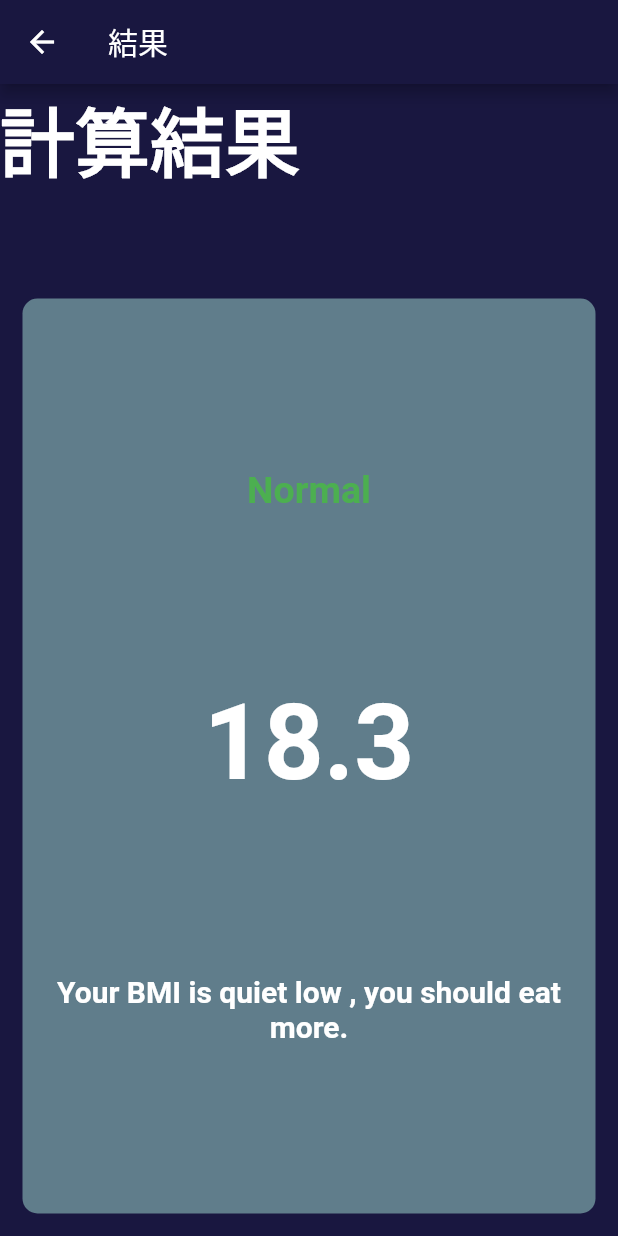
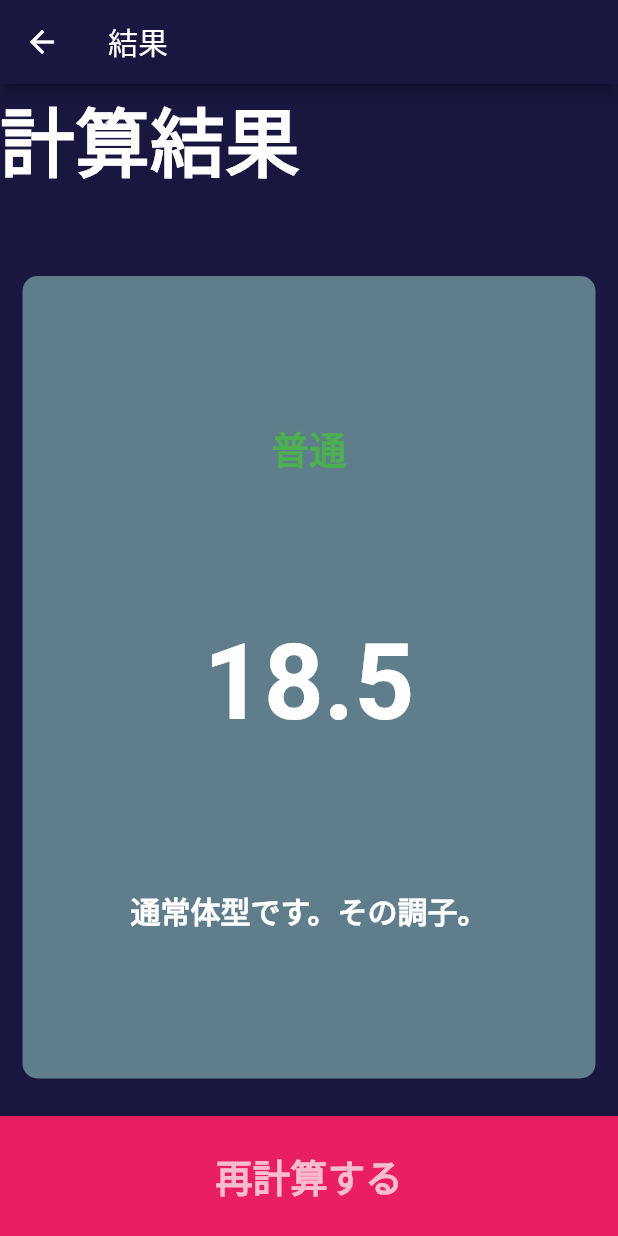
Before and after one commit to KTmifune/IBM-calculator-flutter, a Flutter app: the screen it shows after launch, after a tap on "計算する", on a phone screen of 412 x 824 dp. Run offline on Flutter 3.47's test engine with Material 2 defaults, Android fonts, the phone set to English and light mode, and no system bars; our stand-ins replace font_awesome_flutter.

```diff
--- /dev/null
+++ b/ibm_calculator/lib/calculator_brain.dart
@@ -0,0 +1,39 @@
+import 'dart:math';
+
+class CalculatorBrain {
+  final int height;
+  final int weight;
+
+  double _bmi;
+
+  CalculatorBrain({this.height, this.weight});
+
+  String calculateBMI() {
+    _bmi = weight / pow(height / 100, 2);
+    return _bmi.toStringAsFixed(1);
+  }
+
+  String getResult() {
+    String _resultText;
+    if (_bmi > 25) {
+      _resultText = '太っている';
+    } else if (_bmi > 18.5) {
+      _resultText = '普通';
+    } else {
+      _resultText = '痩せている';
+    }
+    return _resultText;
+  }
+
+  String getInterpretation() {
+    String _interpretation;
+    if (_bmi > 25) {
+      _interpretation = '肥満気味です。ダイエットしましょう。';
+    } else if (_bmi > 18.5) {
+      _interpretation = '通常体型です。その調子。';
+    } else {
+      _interpretation = '痩せています。もっと食べましょう。';
+    }
+    return _interpretation;
+  }
+}
--- a/ibm_calculator/lib/BottomButton.dart
+++ b/ibm_calculator/lib/components/bottom_button.dart
@@ -1,5 +1,5 @@
 import 'package:flutter/material.dart';
-import 'constants.dart';
+import '../constants.dart';
 
 class BottomButton extends StatelessWidget {
   final Function onTap;
--- a/ibm_calculator/lib/icon_content.dart
+++ b/ibm_calculator/lib/components/icon_content.dart
@@ -1,5 +1,5 @@
 import 'package:flutter/material.dart';
-import 'constants.dart';
+import '../constants.dart';
 
 // 性別のアイコン設定
 class IconContent extends StatelessWidget {
--- a/ibm_calculator/lib/main.dart
+++ b/ibm_calculator/lib/main.dart
@@ -1,5 +1,5 @@
 import 'package:flutter/material.dart';
-import 'input_page.dart';
+import 'screens/input_page.dart';
 
 void main() => runApp(IBMCalculator());
 
--- a/ibm_calculator/lib/result_page.dart
+++ /dev/null
@@ -1,54 +0,0 @@
-import 'package:flutter/material.dart';
-import 'package:ibm_calculator/constants.dart';
-import 'reusable_card.dart';
-
-class ResultPage extends StatelessWidget {
-  @override
-  Widget build(BuildContext context) {
-    return Scaffold(
-      appBar: AppBar(
-        title: Text('結果'),
-      ),
-      body: Column(
-        mainAxisAlignment: MainAxisAlignment.spaceEvenly,
-        crossAxisAlignment: CrossAxisAlignment.stretch,
-        children: <Widget>[
-          Expanded(
-            flex: 1,
-            child: Container(
-              child: Text(
-                '計算結果',
-                style: kTitleTextStyle,
-              ),
-            ),
-          ),
-          Expanded(
-            flex: 5,
-            child: ReusableCard(
-              color: activeCardColor,
-              cardChild: Column(
-                mainAxisAlignment: MainAxisAlignment.spaceEvenly,
-                crossAxisAlignment: CrossAxisAlignment.center,
-                children: <Widget>[
-                  Text(
-                    'Normal',
-                    style: kResultTextStyle,
-                  ),
-                  Text(
-                    '18.3',
-                    style: kBMITextStyle,
-                  ),
-                  Text(
-                    'Your BMI is quiet low , you should eat more.',
-                    style: kBodyTextStyle,
-                    textAlign: TextAlign.center,
-                  ),
-                ],
-              ),
-            ),
-          )
-        ],
-      ),
-    );
-  }
-}
--- a/ibm_calculator/lib/input_page.dart
+++ b/ibm_calculator/lib/screens/input_page.dart
@@ -1,12 +1,13 @@
 import 'package:flutter/foundation.dart';
 import 'package:flutter/material.dart';
 import 'package:font_awesome_flutter/font_awesome_flutter.dart';
-import 'package:ibm_calculator/result_page.dart';
-import 'icon_content.dart';
-import 'reusable_card.dart';
-import 'constants.dart';
-import 'package:ibm_calculator/BottomButton.dart';
-import 'round_icon_button.dart';
+import 'package:ibm_calculator/screens/result_page.dart';
+import '../components/icon_content.dart';
+import '../components/reusable_card.dart';
+import '../constants.dart';
+import 'package:ibm_calculator/components/bottom_button.dart';
+import '../components/round_icon_button.dart';
+import 'package:ibm_calculator/calculator_brain.dart';
 
 enum Gender { male, female }
 
@@ -204,10 +205,17 @@ class _InputPageState extends State<InputPage> {
             ),
             BottomButton(
               onTap: () {
+                CalculatorBrain calc =
+                    CalculatorBrain(height: height, weight: weight);
+
                 Navigator.push(
                   context,
                   MaterialPageRoute(
-                    builder: (context) => ResultPage(),
+                    builder: (context) => ResultPage(
+                      bmiText: calc.calculateBMI(),
+                      resultText: calc.getResult(),
+                      interpretation: calc.getInterpretation(),
+                    ),
                   ),
                 );
               },
--- /dev/null
+++ b/ibm_calculator/lib/screens/result_page.dart
@@ -0,0 +1,72 @@
+import 'package:flutter/material.dart';
+import 'package:ibm_calculator/constants.dart';
+import '../components/reusable_card.dart';
+import 'package:ibm_calculator/components/bottom_button.dart';
+
+class ResultPage extends StatelessWidget {
+  final String bmiText;
+  final String resultText;
+  final String interpretation;
+
+  ResultPage({
+    @required this.bmiText,
+    @required this.resultText,
+    @required this.interpretation,
+  });
+  @override
+  Widget build(BuildContext context) {
+    return SafeArea(
+      child: Scaffold(
+        appBar: AppBar(
+          title: Text('結果'),
+        ),
+        body: Column(
+          mainAxisAlignment: MainAxisAlignment.spaceEvenly,
+          crossAxisAlignment: CrossAxisAlignment.stretch,
+          children: <Widget>[
+            Expanded(
+              flex: 1,
+              child: Container(
+                child: Text(
+                  '計算結果',
+                  style: kTitleTextStyle,
+                ),
+              ),
+            ),
+            Expanded(
+              flex: 5,
+              child: ReusableCard(
+                color: activeCardColor,
+                cardChild: Column(
+                  mainAxisAlignment: MainAxisAlignment.spaceEvenly,
+                  crossAxisAlignment: CrossAxisAlignment.center,
+                  children: <Widget>[
+                    Text(
+                      resultText.toUpperCase(),
+                      style: kResultTextStyle,
+                    ),
+                    Text(
+                      bmiText,
+                      style: kBMITextStyle,
+                    ),
+                    Text(
+                      interpretation,
+                      style: kBodyTextStyle,
+                      textAlign: TextAlign.center,
+                    ),
+                  ],
+                ),
+              ),
+            ),
+            BottomButton(
+              onTap: () {
+                Navigator.pop(context);
+              },
+              buttonTitle: '再計算する',
+            ),
+          ],
+        ),
+      ),
+    );
+  }
+}
```
Also changed, not shown: ibm_calculator/lib/components/reusable_card.dart (renamed from ibm_calculator/lib/reusable_card.dart), ibm_calculator/lib/components/round_icon_button.dart (renamed from ibm_calculator/lib/round_icon_button.dart).
